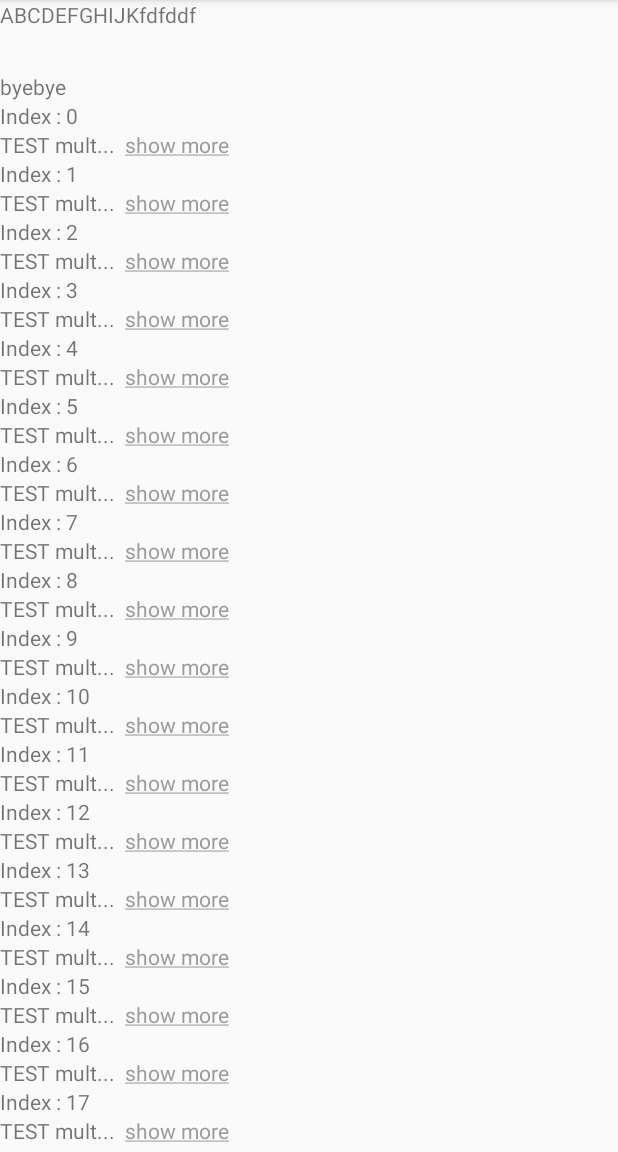
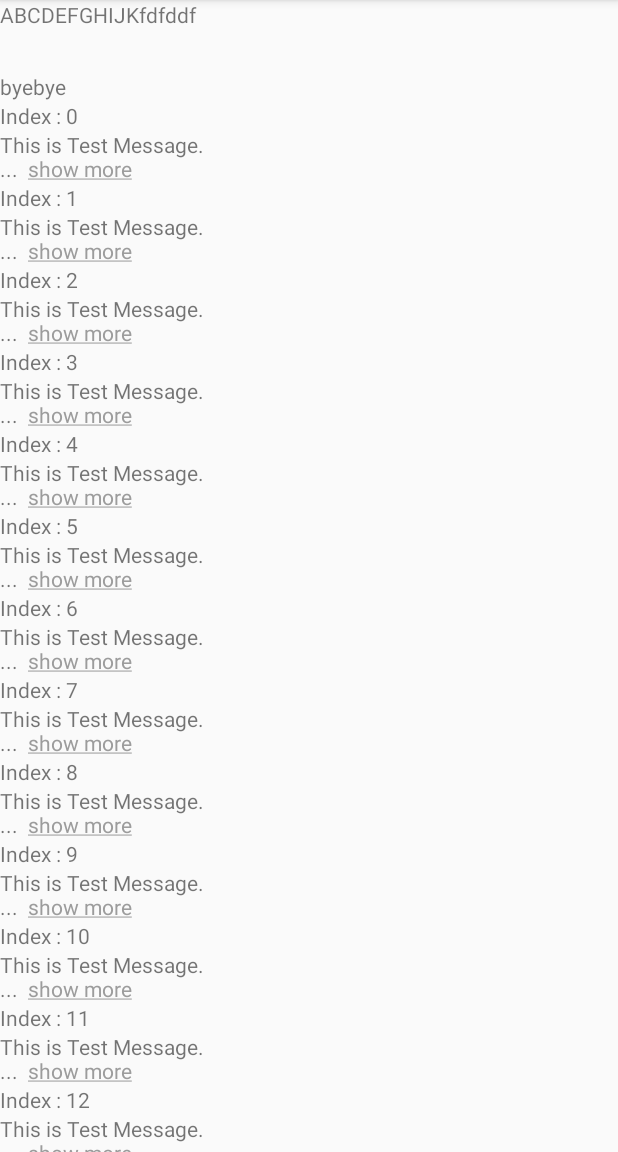
Before and after one commit to aqoong/ExpandableTextView, an Android app: the screen it shows after launch (MainActivity), after a tap on an icon or button, on a phone screen of 412 x 824 dp, the part 84-1236 px from its top. Run offline under Robolectric (Android 15) with nearby library versions, the phone set to English and light mode, and no system bars; 1 other tap on this screen came first.

Commit message:
maneuver recycler view

```diff
--- a/app/src/main/java/com/aqoong/lib/expandabletextviewsample/MainActivity.java
+++ b/app/src/main/java/com/aqoong/lib/expandabletextviewsample/MainActivity.java
@@ -1,10 +1,11 @@
 package com.aqoong.lib.expandabletextviewsample;
 
+import android.os.Bundle;
 import android.support.annotation.NonNull;
 import android.support.v7.app.AppCompatActivity;
-import android.os.Bundle;
 import android.support.v7.widget.LinearLayoutManager;
 import android.support.v7.widget.RecyclerView;
+import android.util.Log;
 import android.view.LayoutInflater;
 import android.view.View;
 import android.view.ViewGroup;
@@ -17,7 +18,7 @@ import java.util.ArrayList;
 public class MainActivity extends AppCompatActivity {
     ExpandableTextView textView;
     RecyclerView recyclerView;
-    ArrayList<String> testList;
+    ArrayList<ExpandableTextView> testList;
 
 
     @Override
@@ -26,14 +27,16 @@ public class MainActivity extends AppCompatActivity {
         setContentView(R.layout.activity_main);
 
         textView = findViewById(R.id.textView);
-        textView.setText("ABCDEFGHIJKfdfddf\n\n\nbyebye", "더보기");
+        textView.setText(0,"ABCDEFGHIJKfdfddf\n\n\nbyebye", "더보기");
 
         recyclerView = findViewById(R.id.listView);
 
 
         testList = new ArrayList<>();
         for(int i = 0  ; i < 20 ; i++){
-            testList.add("TEST multiline \n\n\n Index : "+i);
+            ExpandableTextView view = new ExpandableTextView(this);
+            view.setText(i, "This is Test Message.\n\nbyebye\nIndex : " + i, "show more");
+            testList.add(view);
         }
         LinearLayoutManager manager = new LinearLayoutManager(this);
         recyclerView.setLayoutManager(manager);
@@ -56,7 +59,13 @@ public class MainActivity extends AppCompatActivity {
         @Override
         public void onBindViewHolder(@NonNull ItemHolder itemHolder, final int i) {
             itemHolder.title.setText("Index : " + i);
-            itemHolder.textView.setText(testList.get(i), "show more");
+            itemHolder.textView.setExpandableTextView(testList.get(i));
+        }
+
+        @Override
+        public void onViewRecycled(@NonNull ItemHolder holder) {
+            Log.d("Main", "Expandable onViewRecycled index : " + holder.textView.getIndex());
+            testList.get(holder.textView.getIndex()).setExpandableTextView(holder.textView);
         }
 
         @Override
--- a/expandabletextview/src/main/java/com/aqoong/lib/expandabletextview/ExpandableTextView.java
+++ b/expandabletextview/src/main/java/com/aqoong/lib/expandabletextview/ExpandableTextView.java
@@ -16,21 +16,22 @@ import android.util.AttributeSet;
 import android.util.Log;
 import android.view.View;
 import android.view.ViewTreeObserver;
+import android.widget.ExpandableListView;
 
 public class ExpandableTextView extends AppCompatTextView {
     private final String TAG = getClass().getSimpleName();
 
     private int     collapseLine;
     private String  strMore;            //option
+    private int     index;
 
-    private boolean isOverLine;
+    private boolean isOverLine = false;
 
     public enum STATE{
         COLLAPSE,
         EXPAND
     }
-    private STATE state;
-    private Handler mHandler;
+    private STATE state = STATE.COLLAPSE;
 
     public ExpandableTextView(Context context) {
         this(context, null);
@@ -45,8 +46,6 @@ public class ExpandableTextView extends AppCompatTextView {
             strMore         = typedArray.getString(R.styleable.ExpandableTextView_text_more);
         }finally {
             typedArray.recycle();
-            state       = STATE.COLLAPSE;
-            isOverLine  = false;
 
             if(strMore  == null){
                 strMore = "More";
@@ -57,17 +56,10 @@ public class ExpandableTextView extends AppCompatTextView {
     }
 
     private void initView(){
-        mHandler = new Handler(){
-            @Override
-            public void handleMessage(Message msg) {
-                appendMoreText(msg.what);
-            }
-        };
-
         checkOverLine();
     }
 
-    private void checkOverLine(){
+    public void checkOverLine(){
         final AppCompatTextView view = this;
         ViewTreeObserver observer = view.getViewTreeObserver();
         observer.addOnPreDrawListener(new ViewTreeObserver.OnPreDrawListener() {
@@ -76,12 +68,32 @@ public class ExpandableTextView extends AppCompatTextView {
                 getViewTreeObserver().removeOnPreDrawListener(this);
                 if(getLineCount() > collapseLine){
                     isOverLine = true;
-                    int lineEndIndex = getLayout().getLineEnd(collapseLine-1);
-                    mHandler.sendEmptyMessage(lineEndIndex);
+                    int lineEndIndex = getLayout().getLineEnd(collapseLine);
+                    appendMoreText(lineEndIndex);
                 }
                 return true;
             }
         });
+    }
+
+    public String getText(){return this.getTag().toString();}
+    public String getMoreText(){return this.strMore;}
+    public int getCollapseLine() { return collapseLine; }
+    public boolean isOverLine() { return isOverLine; }
+    public STATE getState() { return state; }
+
+    public int getIndex(){
+        return this.index;
+    }
+
+    public void setExpandableTextView(ExpandableTextView view){
+        this.collapseLine = view.getCollapseLine();
+        this.isOverLine = view.isOverLine();
+        this.state = view.getState();
+        if(view.getIndex() == 1){
+            Log.i(TAG, String.format("setExpandableTextView !!! index : %d / isOverLine : %s / state : %s", this.index, isOverLine, state));
+        }
+        setText(view.getIndex(), view.getText(), view.getMoreText());
     }
 
     private void appendMoreText(int lineEndIndex){
@@ -107,13 +119,17 @@ public class ExpandableTextView extends AppCompatTextView {
 
         return spannableString;
     }
-    public ExpandableTextView setText(String text, String moreText){
+    public ExpandableTextView setText(int index, String text, String moreText){
+        this.index = index;
         this.setTag(text);
         this.setText(text);
         this.strMore = moreText;
-        Log.i(TAG, String.format("isOverLine : %s / state : %s", isOverLine, state));
+        Log.i(TAG, String.format("index : %d / isOverLine : %s / state : %s", this.index, isOverLine, state));
+
         if(state.equals(STATE.COLLAPSE)) {
             checkOverLine();
+        }else{
+            this.setText(this.getTag().toString());
         }
 
         return this;
```
Also changed, not shown: app/src/main/res/layout/item.xml (+8 -0 lines).
